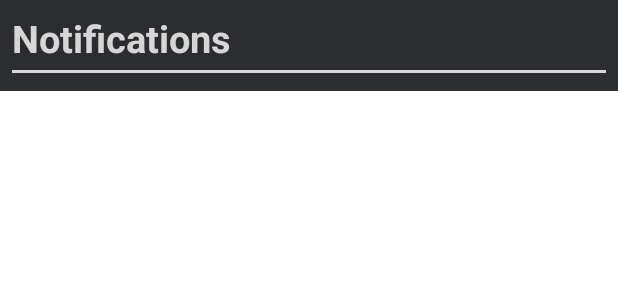
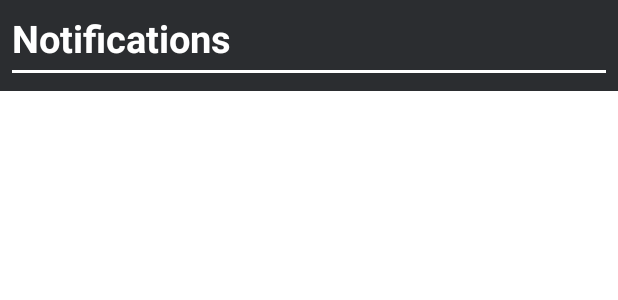
Before and after one commit to HuyPhamBE/PRMAsignment, an Android app: the layout dropdown_nofication.xml on its own in the app's theme, with its tools: preview values and no code run, on a phone screen of 412 x 824 dp. Shown: the top 300 px of the screen. Run offline under Robolectric (Android 15) with nearby library versions, the phone set to English and light mode, and no system bars; network calls fail.

Commit message:
merge conflict solve

```diff
--- a/PRMAsignment/app/src/main/java/com/example/prmasignment/MainActivity.java
+++ b/PRMAsignment/app/src/main/java/com/example/prmasignment/MainActivity.java
@@ -19,7 +19,7 @@ public class MainActivity extends BaseActivity {
         super.onCreate(savedInstanceState);
         EdgeToEdge.enable(this);
         setContentView(R.layout.activity_main);
-        ViewCompat.setOnApplyWindowInsetsListener(findViewById(R.id.main), (v, insets) -> {
+        ViewCompat.setOnApplyWindowInsetsListener(findViewById(R.id.fragmentContainer), (v, insets) -> {
             Insets systemBars = insets.getInsets(WindowInsetsCompat.Type.systemBars());
             v.setPadding(systemBars.left, systemBars.top, systemBars.right, systemBars.bottom);
             return insets;
--- a/PRMAsignment/app/src/main/res/layout/dropdown_nofication.xml
+++ b/PRMAsignment/app/src/main/res/layout/dropdown_nofication.xml
@@ -14,13 +14,13 @@
         android:text="Notifications"
         android:textStyle="bold"
         android:textSize="25dp"
-        android:textColor="@color/white"
+        android:textColor="@color/on_primary_color"
         android:paddingBottom="4dp"/>
 
     <View
         android:layout_width="match_parent"
         android:layout_height="2dp"
-        android:background="@color/white"/>
+        android:background="@color/on_primary_color"/>
 
     <LinearLayout
         android:id="@+id/itemContainer"
```
